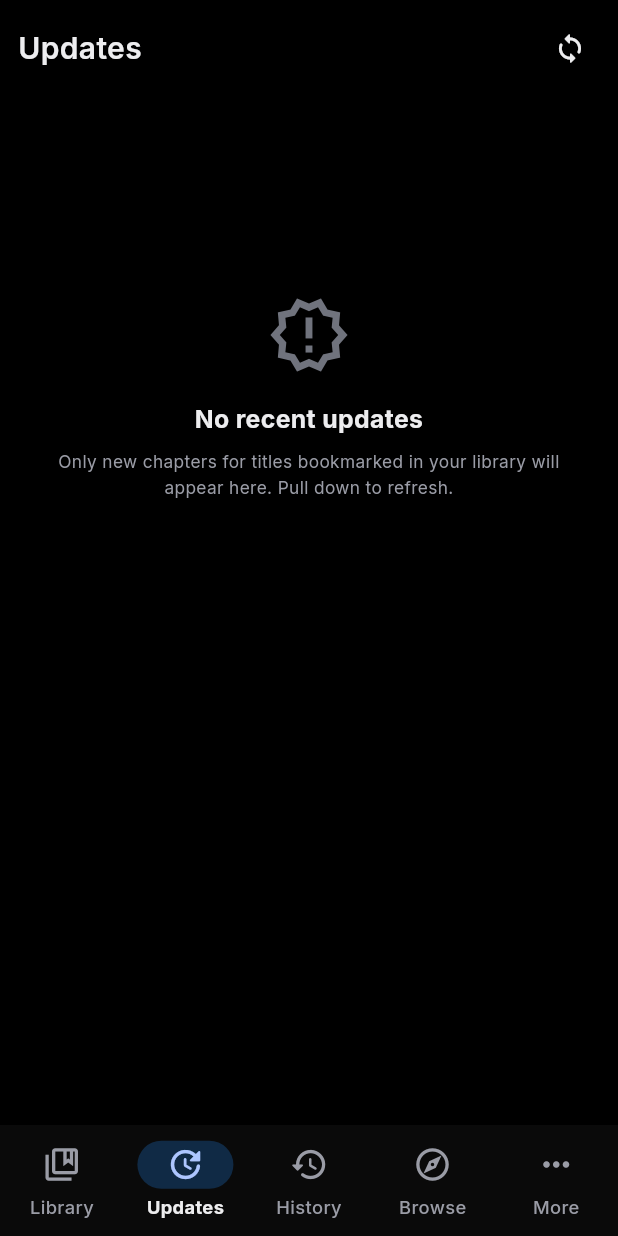
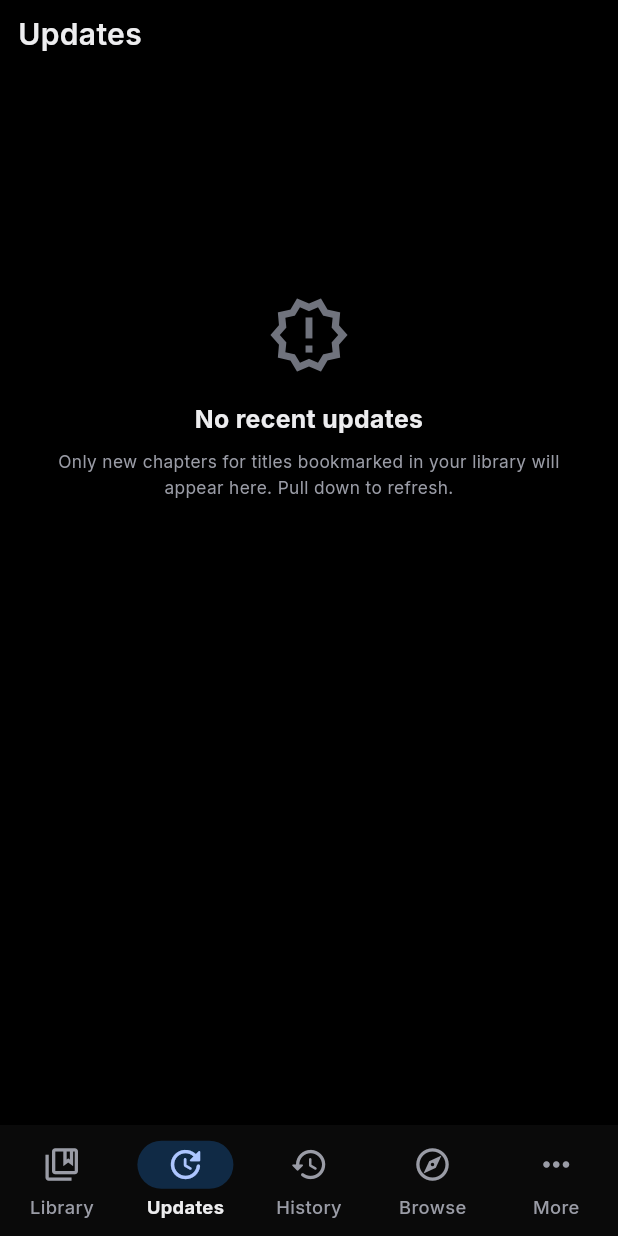
Before and after one commit to jpmasangkay/shiori, a Flutter app: the screen it shows after launch, item 2 of the bottom bar chosen, on a phone screen of 412 x 824 dp. Run offline on Flutter 3.47's test engine with Material 3 defaults, Android fonts, the phone set to English and light mode, and no system bars; our stand-ins replace app_links, cached_network_image, connectivity_plus, dio, flutter_cache_manager, flutter_secure_storage and 2 more; accounts and stored records are empty; network calls fail.

Commit message:
refactor: remove redundant manual reload and sync buttons from reader and updates screens

```diff
--- a/lib/screens/reader_screen.dart
+++ b/lib/screens/reader_screen.dart
@@ -1611,11 +1611,6 @@ class _ReaderScreenState extends State<ReaderScreen> {
             onTap: _showDisplaySheet,
           ),
           BarIcon(
-            Icons.refresh_rounded,
-            label: 'Reload Chapter',
-            onTap: () => _reloadChapterPages(_currentChapterIndex),
-          ),
-          BarIcon(
             _selectedMode == ReaderMode.automatic ? Icons.auto_awesome_rounded : _mode.icon,
             label: _selectedMode == ReaderMode.automatic
                 ? 'Auto (${_mode.shortLabel})'
--- a/lib/screens/updates_screen.dart
+++ b/lib/screens/updates_screen.dart
@@ -190,15 +190,8 @@ class _UpdatesScreenState extends State<UpdatesScreen>
 
     return Column(
       children: [
-        AppTopBar(
+        const AppTopBar(
           title: 'Updates',
-          actions: [
-            BarIcon(
-              Icons.sync_rounded,
-              label: 'Check updates',
-              onTap: _onRefresh,
-            ),
-          ],
         ),
         if (hasRawUpdates && (availableSources.length > 1 || userCategories.length > 1))
           _buildFilterBar(availableSources, userCategories),
```
Also changed, not shown: 1 other file.
